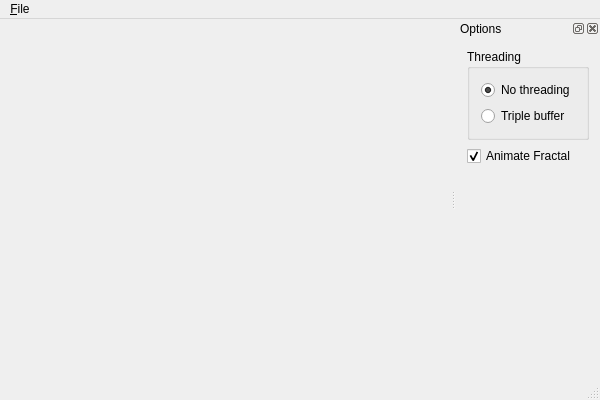
cycheng/ThreadedMoviePlayback, file Source/MainWindow.ui: the form before one commit.
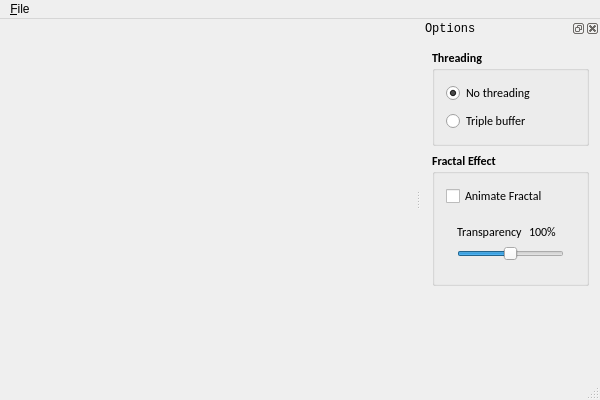
The form after the commit. Custom widgets are drawn as their Qt base class.

Commit message: Group fractal effect adjustable parameters into a QGroupBox. Also set minimal size for it.

Patch:
```diff
--- a/Source/MainWindow.ui
+++ b/Source/MainWindow.ui
@@ -16,7 +16,14 @@
   <widget class="QWidget" name="centralWidget">
    <layout class="QHBoxLayout" name="horizontalLayout">
     <item>
-     <widget class="CGLWidget" name="glwidget" native="true"/>
+     <widget class="CGLWidget" name="glwidget" native="true">
+      <property name="minimumSize">
+       <size>
+        <width>50</width>
+        <height>50</height>
+       </size>
+      </property>
+     </widget>
     </item>
    </layout>
   </widget>
@@ -39,6 +46,11 @@
   </widget>
   <widget class="QStatusBar" name="statusBar"/>
   <widget class="QDockWidget" name="dockWidget">
+   <property name="font">
+    <font>
+     <family>Consolas</family>
+    </font>
+   </property>
    <property name="windowTitle">
     <string>Options</string>
    </property>
@@ -49,12 +61,26 @@
     <layout class="QVBoxLayout" name="verticalLayout">
      <item>
       <widget class="QGroupBox" name="groupBox_2">
+       <property name="font">
+        <font>
+         <family>Calibri</family>
+         <weight>75</weight>
+         <bold>true</bold>
+        </font>
+       </property>
        <property name="title">
         <string>Threading</string>
        </property>
        <layout class="QVBoxLayout" name="verticalLayout_4">
         <item>
          <widget class="QRadioButton" name="noThreading">
+          <property name="font">
+           <font>
+            <family>Calibri</family>
+            <weight>50</weight>
+            <bold>false</bold>
+           </font>
+          </property>
           <property name="text">
            <string>No threading</string>
           </property>
@@ -65,6 +91,12 @@
         </item>
         <item>
          <widget class="QRadioButton" name="tripleBuffer">
+          <property name="font">
+           <font>
+            <weight>50</weight>
+            <bold>false</bold>
+           </font>
+          </property>
           <property name="text">
            <string>Triple buffer</string>
           </property>
@@ -74,13 +106,138 @@
       </widget>
      </item>
      <item>
-      <widget class="QCheckBox" name="animate">
-       <property name="text">
-        <string>Animate Fractal</string>
-       </property>
-       <property name="checked">
+      <widget class="QGroupBox" name="groupBox">
+       <property name="enabled">
         <bool>true</bool>
        </property>
+       <property name="sizePolicy">
+        <sizepolicy hsizetype="Fixed" vsizetype="Minimum">
+         <horstretch>0</horstretch>
+         <verstretch>0</verstretch>
+        </sizepolicy>
+       </property>
+       <property name="font">
+        <font>
+         <family>Calibri</family>
+         <weight>75</weight>
+         <bold>true</bold>
+        </font>
+       </property>
+       <property name="title">
+        <string>Fractal Effect</string>
+       </property>
+       <layout class="QVBoxLayout" name="verticalLayout_2">
+        <item>
+         <widget class="QCheckBox" name="animate">
+          <property name="enabled">
+           <bool>true</bool>
+          </property>
+          <property name="font">
+           <font>
+            <family>Calibri</family>
+            <weight>50</weight>
+            <bold>false</bold>
+           </font>
+          </property>
+          <property name="text">
+           <string>Animate Fractal</string>
+          </property>
+          <property name="checked">
+           <bool>false</bool>
+          </property>
+         </widget>
+        </item>
+        <item>
+         <widget class="QWidget" name="widget" native="true">
+          <property name="sizePolicy">
+           <sizepolicy hsizetype="Fixed" vsizetype="Fixed">
+            <horstretch>0</horstretch>
+            <verstretch>0</verstretch>
+           </sizepolicy>
+          </property>
+          <property name="font">
+           <font>
+            <weight>50</weight>
+            <bold>false</bold>
+           </font>
+          </property>
+          <layout class="QGridLayout" name="gridLayout">
+           <item row="0" column="1">
+            <widget class="QLabel" name="transparency">
+             <property name="enabled">
+              <bool>true</bool>
+             </property>
+             <property name="sizePolicy">
+              <sizepolicy hsizetype="Fixed" vsizetype="Fixed">
+               <horstretch>0</horstretch>
+               <verstretch>0</verstretch>
+              </sizepolicy>
+             </property>
+             <property name="minimumSize">
+              <size>
+               <width>35</width>
+               <height>0</height>
+              </size>
+             </property>
+             <property name="baseSize">
+              <size>
+               <width>0</width>
+               <height>0</height>
+              </size>
+             </property>
+             <property name="text">
+              <string>100%</string>
+             </property>
+            </widget>
+           </item>
+           <item row="0" column="0">
+            <widget class="QLabel" name="label">
+             <property name="sizePolicy">
+              <sizepolicy hsizetype="Fixed" vsizetype="Preferred">
+               <horstretch>0</horstretch>
+               <verstretch>0</verstretch>
+              </sizepolicy>
+             </property>
+             <property name="text">
+              <string>Transparency</string>
+             </property>
+             <property name="alignment">
+              <set>Qt::AlignLeading|Qt::AlignLeft|Qt::AlignVCenter</set>
+             </property>
+            </widget>
+           </item>
+           <item row="1" column="0" colspan="2">
+            <widget class="QSlider" name="alphaSlider">
+             <property name="sizePolicy">
+              <sizepolicy hsizetype="Preferred" vsizetype="Fixed">
+               <horstretch>0</horstretch>
+               <verstretch>0</verstretch>
+              </sizepolicy>
+             </property>
+             <property name="minimumSize">
+              <size>
+               <width>30</width>
+               <height>0</height>
+              </size>
+             </property>
+             <property name="maximum">
+              <number>100</number>
+             </property>
+             <property name="value">
+              <number>50</number>
+             </property>
+             <property name="sliderPosition">
+              <number>50</number>
+             </property>
+             <property name="orientation">
+              <enum>Qt::Horizontal</enum>
+             </property>
+            </widget>
+           </item>
+          </layout>
+         </widget>
+        </item>
+       </layout>
       </widget>
      </item>
      <item>
```
Left out of the diff: 2 changed lines with no effect on the pictures.
